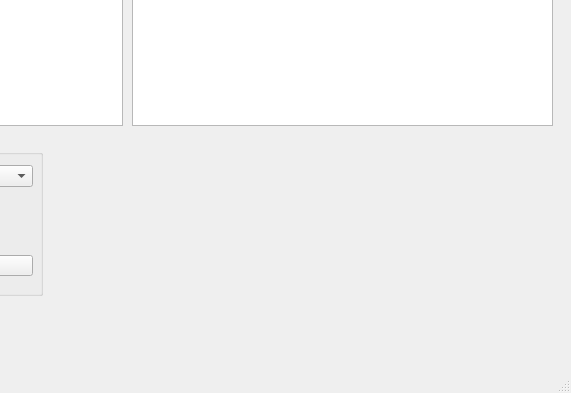
Before: the Qt Designer form Client/mainwindow.ui in ChazGrant/Battleship, drawn with Qt 5; both pictures show x 308 to 879 and y 185 to 578 of the 879 by 578 pixel window.
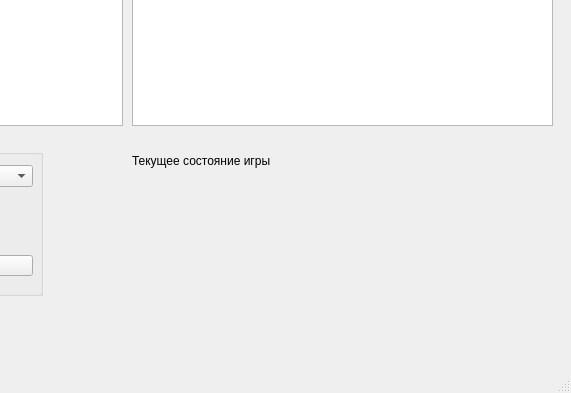
After: the same form once the commit is applied.

Diff of the .ui file:
```diff
--- a/Client/mainwindow.ui
+++ b/Client/mainwindow.ui
@@ -177,6 +177,19 @@
      <string/>
     </property>
    </widget>
+   <widget class="QLabel" name="currentGameStatelabel">
+    <property name="geometry">
+     <rect>
+      <x>440</x>
+      <y>320</y>
+      <width>411</width>
+      <height>51</height>
+     </rect>
+    </property>
+    <property name="text">
+     <string>Текущее состояние игры</string>
+    </property>
+   </widget>
   </widget>
   <widget class="QMenuBar" name="menubar">
    <property name="geometry">
```
